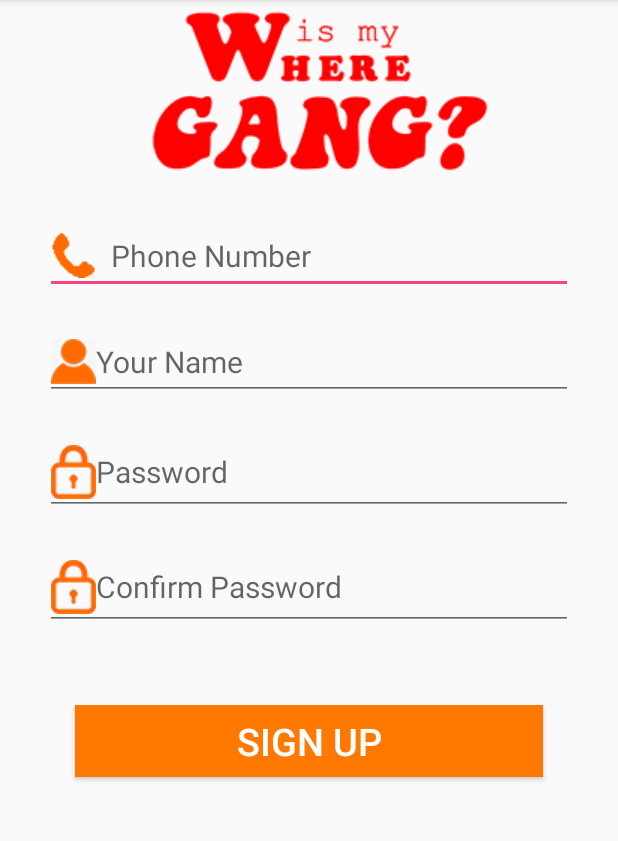
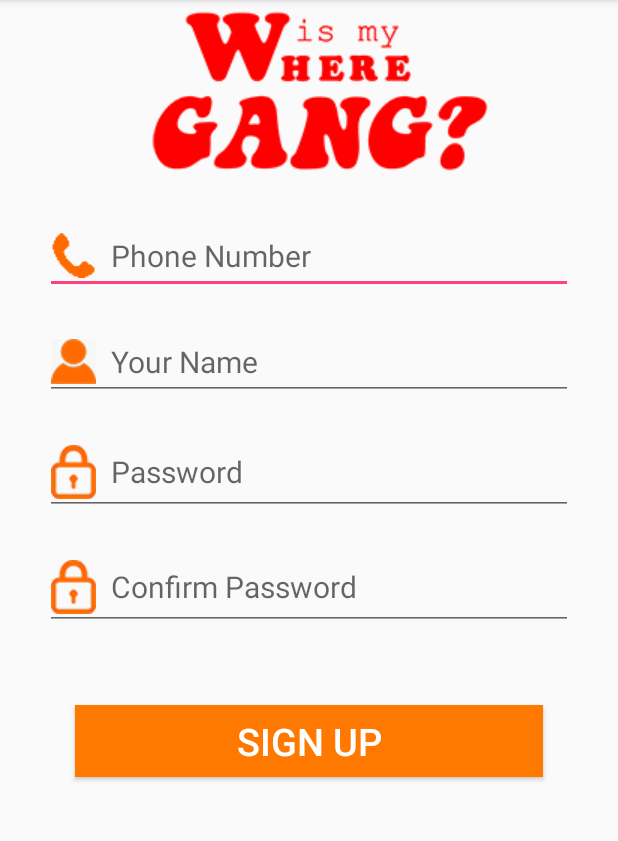
Before and after one commit to 51403223/WhereMyGang, an Android app: the SignUpActivity screen opened directly, with no data from a screen before it, on a phone screen of 412 x 824 dp, the part 84-925 px from its top. Run offline under Robolectric (Android 15) with nearby library versions, the phone set to English and light mode, and no system bars; our stand-ins replace Volley; network calls fail.

Commit message:
add padding between text and drawable of edittext

```diff
--- a/app/src/main/res/layout/login.xml
+++ b/app/src/main/res/layout/login.xml
@@ -22,6 +22,7 @@
 
         <EditText
             android:drawableLeft="@drawable/ic_phone"
+            android:drawablePadding="10dp"
             android:id="@+id/txtPhoneNumber"
             android:layout_width="match_parent"
             android:layout_height="wrap_content"
@@ -33,6 +34,7 @@
             />
         <EditText
             android:drawableLeft="@drawable/ic_password"
+            android:drawablePadding="10dp"
             android:layout_marginTop="30dp"
             android:id="@+id/txtPassword"
             android:textSize="20dp"
--- a/app/src/main/res/layout/signup.xml
+++ b/app/src/main/res/layout/signup.xml
@@ -33,6 +33,7 @@
             android:layout_width="match_parent"
             android:layout_height="wrap_content"
             android:drawableLeft="@drawable/ic_name"
+            android:drawablePadding="10dp"
             android:hint="@string/your_name_text"/>
         <EditText
 
@@ -45,6 +46,7 @@
             android:layout_height="wrap_content"
             android:inputType="textPassword"
             android:drawableLeft="@drawable/ic_password"
+            android:drawablePadding="10dp"
             android:hint="@string/password_text"/>
 
     <EditText
@@ -55,6 +57,7 @@
             android:layout_marginLeft="30dp"
             android:layout_marginRight="30dp"
             android:drawableLeft="@drawable/ic_password"
+            android:drawablePadding="10dp"
             android:hint="@string/confirm_password_text"
             android:inputType="textPassword"
             android:textSize="20dp" />
```
Also changed, not shown: app/src/main/res/drawable/avatar.png (added).
